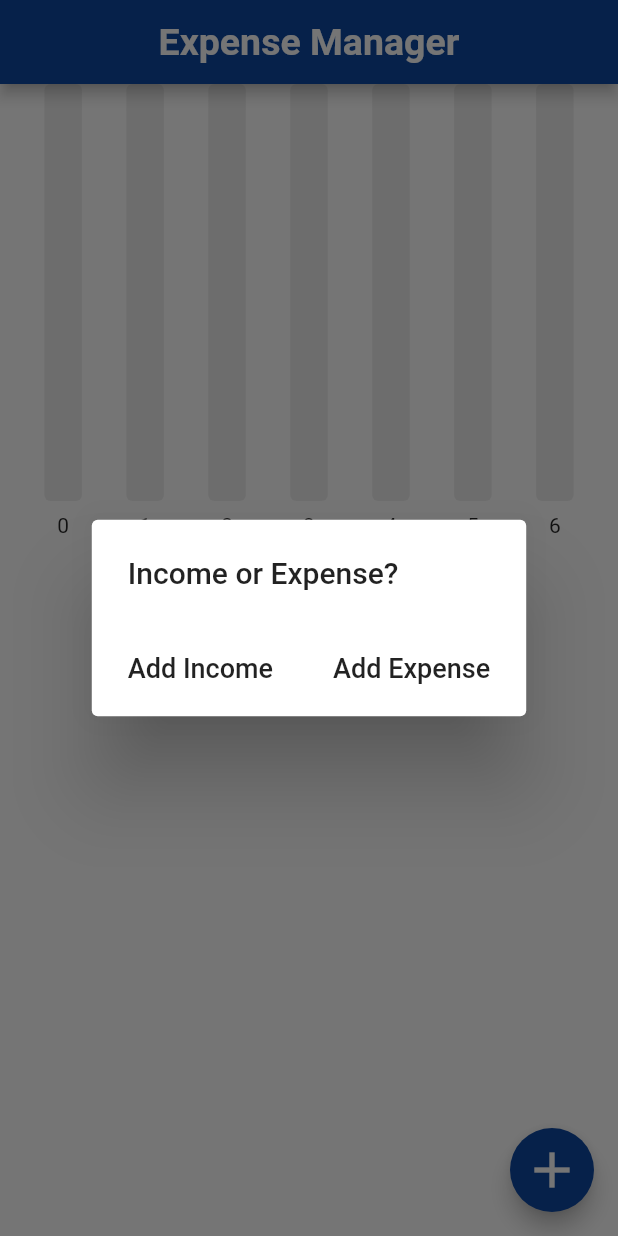
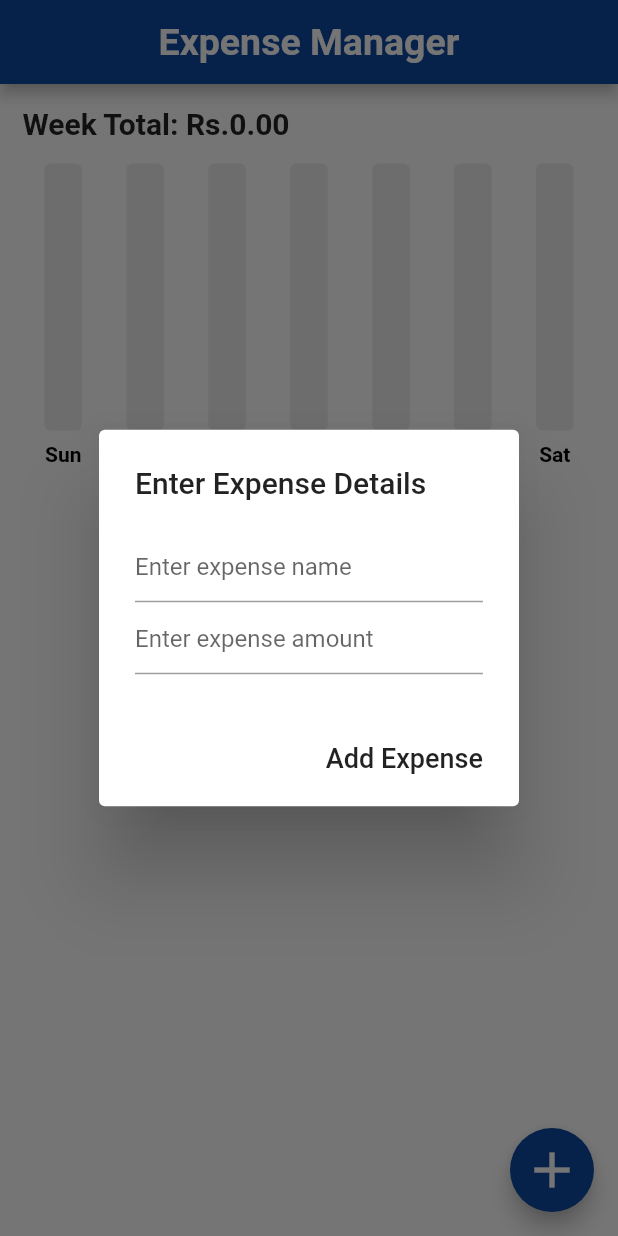
Before and after one commit to Advait0801/Expense-Manager-Flutter, a Flutter app: the screen it shows after launch, after a tap on the "add" icon, on a phone screen of 412 x 824 dp. Run offline on Flutter 3.47's test engine with Material 2 defaults, Android fonts, the phone set to English and light mode, and no system bars; drawn by our look-alikes of fl_chart; our stand-ins replace flutter_slidable, hive_flutter; accounts and stored records are empty.

Commit message:
Completed Expense Manager

```diff
--- a/lib/bar graph/bar_graph.dart
+++ b/lib/bar graph/bar_graph.dart
@@ -44,7 +44,7 @@ class MyBarGraph extends StatelessWidget {
         topTitles: AxisTitles(sideTitles: SideTitles(showTitles: false)),
         leftTitles: AxisTitles(sideTitles: SideTitles(showTitles: false)),
         rightTitles: AxisTitles(sideTitles: SideTitles(showTitles: false)),
-        bottomTitles: AxisTitles(sideTitles: SideTitles(showTitles: true)),
+        bottomTitles: AxisTitles(sideTitles: SideTitles(showTitles: true,getTitlesWidget: getBottomTitles)),
 
       ),
       borderData: FlBorderData(show: false),
@@ -54,7 +54,7 @@ class MyBarGraph extends StatelessWidget {
           barRods: [
             BarChartRodData(
               toY: data.y,
-              color: Colors.grey[800],
+              color: Colors.blue,
               width: 25,
               borderRadius: BorderRadius.circular(4),
               backDrawRodData: BackgroundBarChartRodData(
@@ -67,4 +67,41 @@ class MyBarGraph extends StatelessWidget {
       )).toList()
     ));
   }
+
+  Widget getBottomTitles(double value,TitleMeta meta){
+    const style = TextStyle(
+      color: Colors.black,
+      fontWeight: FontWeight.bold,
+      fontSize: 14
+    );
+
+    Widget text;
+    switch(value.toInt()){
+      case 0:
+        text = const Text('Sun',style: style);
+        break;
+      case 1:
+        text = const Text('Mon',style: style);
+        break;
+      case 2:
+        text = const Text('Tues',style: style);
+        break;
+      case 3:
+        text = const Text('Wed',style: style);
+        break;
+      case 4:
+        text = const Text('Thurs',style: style);
+        break;
+      case 5:
+        text = const Text('Fri',style: style);
+        break;
+      case 6:
+        text = const Text('Sat',style: style);
+        break;
+      default:
+        text = const Text('',style: style);
+        break;
+    }
+    return SideTitleWidget(child: text, axisSide: meta.axisSide);
+  }
 }
--- a/lib/data/expense_data.dart
+++ b/lib/data/expense_data.dart
@@ -1,22 +1,32 @@
+import 'package:expense_manager/data/hive_database.dart';
 import 'package:expense_manager/models/expense_item.dart';
 import 'package:expense_manager/date_converter.dart';
 import 'package:flutter/foundation.dart';
 
 class ExpenseData extends ChangeNotifier{
   List<ExpenseItem> expenseList = [];
+  final db = HiveDataBase();
 
   List<ExpenseItem> getExpenseList(){
     return expenseList;
   }
 
+  void prepareData(){
+    if(db.read().isNotEmpty){
+      expenseList = db.read();
+    }
+  }
+
   void addExpense(ExpenseItem newExpenseItem){
     expenseList.add(newExpenseItem);
     notifyListeners();
+    db.save(expenseList);
   }
 
   void removeExpense(ExpenseItem expenseItem){
     expenseList.remove(expenseItem);
     notifyListeners();
+    db.save(expenseList);
   }
 
   String getDayName(DateTime dateTimeObject){
--- /dev/null
+++ b/lib/data/hive_database.dart
@@ -0,0 +1,35 @@
+import 'dart:math';
+
+import 'package:hive_flutter/hive_flutter.dart';
+import 'package:expense_manager/models/expense_item.dart';
+
+class HiveDataBase{
+  final _myBox = Hive.box("expense_database");
+
+  void save(List<ExpenseItem> allExpenses){
+    List<List<dynamic>> allExpensesFormatted = [];
+
+    for(var expense in allExpenses){
+      List<dynamic> expensesFormatted = [
+        expense.name,
+        expense.amount,
+        expense.dateTime
+      ];
+      allExpensesFormatted.add(expensesFormatted);
+    }
+    _myBox.put("All_Expenses", allExpensesFormatted);
+  }
+
+  List<ExpenseItem> read(){
+    List savedExpenses = _myBox.get("All_Expenses") ?? [];
+    List<ExpenseItem> allExpenses = [];
+    for(int i=0;i<savedExpenses.length;i++){
+      String name = savedExpenses[i][0];
+      String amount = savedExpenses[i][1];
+      DateTime dateTime = savedExpenses[i][2];
+
+      allExpenses.add(ExpenseItem(name: name, amount: amount, dateTime: dateTime));
+    }
+    return allExpenses;
+  }
+}
--- a/lib/home_page.dart
+++ b/lib/home_page.dart
@@ -15,45 +15,13 @@ class _HomePageState extends State<HomePage> {
   final textNameController = TextEditingController();
   final textAmountController = TextEditingController();
 
-  void addExpense(){
-    showDialog(
-      context: context,
-      builder: (context) => AlertDialog(
-        title: Text(
-          'Income or Expense?',
-          style: TextStyle(
-            fontSize: 20.0,
-            fontWeight: FontWeight.w500
-          ),
-        ),
-        actions: [
-          MaterialButton(
-            onPressed: addIncome,
-            child: Text(
-              'Add Income',
-              style: TextStyle(
-                fontSize: 18.0
-              ),
-            ),
-
-          ),
-          MaterialButton(
-            onPressed: addExpenditure,
-            child: Text(
-              'Add Expense',
-              style: TextStyle(
-                  fontSize: 18.0
-              ),
-            ),
-          )
-        ],
-      ),
-
-    );
+  @override
+  void initState() {
+    super.initState();
+    Provider.of<ExpenseData>(context, listen: false).prepareData();
   }
 
   void addExpenditure(){
-    Navigator.pop(context);
     showDialog(
       context: context,
       builder: (context) => AlertDialog(
@@ -69,6 +37,7 @@ class _HomePageState extends State<HomePage> {
           children: [
             TextField(
               controller: textNameController,
+              keyboardType: TextInputType.text,
               decoration: InputDecoration(
                 hintText: 'Enter expense name',
               ),
@@ -76,6 +45,7 @@ class _HomePageState extends State<HomePage> {
             ),
             TextField(
               controller: textAmountController,
+              keyboardType: TextInputType.number,
               decoration: InputDecoration(
                 hintText: 'Enter expense amount',
               ),
@@ -90,65 +60,26 @@ class _HomePageState extends State<HomePage> {
                   fontSize: 18.0
               ),
             ),
-            onPressed: (){save(true);}
+            onPressed: (){save();}
           )
         ],
       )
     );
   }
 
-  void addIncome(){
-    Navigator.pop(context);
-    showDialog(
-        context: context,
-        builder: (context) => AlertDialog(
-          title: Text(
-            'Enter Income Details',
-            style: TextStyle(
-                fontSize: 20.0,
-                fontWeight: FontWeight.w500
-            ),
-          ),
-          content: Column(
-            mainAxisSize: MainAxisSize.min,
-            children: [
-              TextField(
-                controller: textNameController,
-                decoration: InputDecoration(
-                  hintText: 'Enter income name',
-                ),
-
-              ),
-              TextField(
-                controller: textAmountController,
-                decoration: InputDecoration(
-                  hintText: 'Enter income amount',
-                ),
-              )
-            ],
-          ),
-          actions: [
-            MaterialButton(
-                child: Text(
-                  'Add Income',
-                  style: TextStyle(
-                      fontSize: 18.0
-                  ),
-                ),
-                onPressed: (){save(false);}
-            )
-          ],
-        )
-    );
+  void delete(ExpenseItem expenseItem){
+    Provider.of<ExpenseData>(context, listen: false).removeExpense(expenseItem);
   }
 
-  void save(bool value){
-    ExpenseItem newItem = ExpenseItem(
-      name: textNameController.text,
-      amount: value ? '-${textAmountController.text}' : textAmountController.text,
-      dateTime: DateTime.now()
-    );
-    Provider.of<ExpenseData>(context, listen: false).addExpense(newItem);
+  void save(){
+    if(textAmountController.text.isNotEmpty && textNameController.text.isNotEmpty){
+      ExpenseItem newItem = ExpenseItem(
+          name: textNameController.text,
+          amount: textAmountController.text,
+          dateTime: DateTime.now()
+      );
+      Provider.of<ExpenseData>(context, listen: false).addExpense(newItem);
+    }
     Navigator.pop(context);
     textNameController.clear();
     textAmountController.clear();
@@ -175,13 +106,14 @@ class _HomePageState extends State<HomePage> {
           color: Colors.white,
         ),
         backgroundColor: Colors.blue[900],
-        onPressed: addExpense,
+        onPressed: addExpenditure,
       ),
       body: Consumer<ExpenseData>(
         builder: (context , expenseData , child) {
           return ListView(
             children: [
               ExpenseSummary(startOfWeek: expenseData.getStartWeekDate()),
+              SizedBox(height: 10),
               ListView.builder(
                 shrinkWrap: true,
                 physics: const NeverScrollableScrollPhysics(),
@@ -191,6 +123,7 @@ class _HomePageState extends State<HomePage> {
                     name: expenseData.getExpenseList()[index].name,
                     amount: expenseData.getExpenseList()[index].amount,
                     dateTime: expenseData.getExpenseList()[index].dateTime,
+                    deleteTapped: (p0) => delete(expenseData.getExpenseList()[index]),
                   );
                 },
               )
--- a/lib/main.dart
+++ b/lib/main.dart
@@ -2,8 +2,13 @@ import 'package:expense_manager/data/expense_data.dart';
 import 'package:flutter/material.dart';
 import 'package:expense_manager/home_page.dart';
 import 'package:provider/provider.dart';
+import 'package:hive_flutter/hive_flutter.dart';
 
-void main() => runApp(const ExpenseManager());
+void main() async {
+  await Hive.initFlutter();
+  await Hive.openBox("expense_database");
+  runApp(const ExpenseManager());
+}
 
 class ExpenseManager extends StatelessWidget {
   const ExpenseManager({super.key});
--- a/lib/widgets.dart
+++ b/lib/widgets.dart
@@ -1,6 +1,7 @@
 import 'package:expense_manager/bar%20graph/bar_graph.dart';
 import 'package:expense_manager/data/expense_data.dart';
 import 'package:flutter/material.dart';
+import 'package:flutter_slidable/flutter_slidable.dart';
 import 'package:provider/provider.dart';
 import 'package:expense_manager/date_converter.dart';
 
@@ -8,12 +9,25 @@ class ExpenseTile extends StatelessWidget {
   final String name;
   final String amount;
   final DateTime dateTime;
+  void Function(BuildContext)? deleteTapped;
 
-  ExpenseTile({required this.name, required this.amount, required this.dateTime});
+  ExpenseTile({required this.name, required this.amount, required this.dateTime, required this.deleteTapped});
 
   @override
   Widget build(BuildContext context) {
-    return ListTile(
+    return Slidable(
+      endActionPane: ActionPane(
+        motion: const StretchMotion(),
+        children: [
+          SlidableAction(
+            onPressed: deleteTapped,
+            icon: Icons.delete,
+            backgroundColor: Colors.red,
+            borderRadius: BorderRadius.circular(4),
+          )
+        ],
+      ),
+      child: ListTile(
         title: Text(
           name,
           style: TextStyle(
@@ -28,19 +42,14 @@ class ExpenseTile extends StatelessWidget {
                 fontSize: 16.0
             )
         ),
-      trailing: amount[0]=='-' ? Text(
-        '- Rs.${amount.substring(1,amount.length)}',
+        trailing: Text(
+          'Rs.$amount',
           style: TextStyle(
               color: Colors.red,
               fontSize: 20.0
-        )
-      ) : Text(
-        '+ Rs.$amount',
-        style: TextStyle(
-          color: Colors.green,
-          fontSize: 20.0
           ),
         )
+      ),
     );
   }
 }
@@ -49,6 +58,57 @@ class ExpenseSummary extends StatelessWidget {
   final DateTime startOfWeek;
 
   ExpenseSummary({required this.startOfWeek});
+
+  double calculateMax(
+      ExpenseData value,
+      String sunday,
+      String monday,
+      String tuesday,
+      String wednesday,
+      String thursday,
+      String friday,
+      String saturday
+  ){
+    double? max = 100;
+    List<double> values = [
+      value.getDayExpenseSummary()[sunday] ?? 0,
+      value.getDayExpenseSummary()[monday] ?? 0,
+      value.getDayExpenseSummary()[tuesday] ?? 0,
+      value.getDayExpenseSummary()[wednesday] ?? 0,
+      value.getDayExpenseSummary()[thursday] ?? 0,
+      value.getDayExpenseSummary()[friday] ?? 0,
+      value.getDayExpenseSummary()[saturday] ?? 0
+    ];
+    values.sort();
+    max = values.last * 1.1;
+    return max == 0 ? 100 : max;
+  }
+
+  String calculateTotal(
+      ExpenseData value,
+      String sunday,
+      String monday,
+      String tuesday,
+      String wednesday,
+      String thursday,
+      String friday,
+      String saturday
+  ){
+    List<double> values = [
+      value.getDayExpenseSummary()[sunday] ?? 0,
+      value.getDayExpenseSummary()[monday] ?? 0,
+      value.getDayExpenseSummary()[tuesday] ?? 0,
+      value.getDayExpenseSummary()[wednesday] ?? 0,
+      value.getDayExpenseSummary()[thursday] ?? 0,
+      value.getDayExpenseSummary()[friday] ?? 0,
+      value.getDayExpenseSummary()[saturday] ?? 0
+    ];
+    double total = 0;
+    for(int i=0;i<values.length;i++){
+      total = total + values[i];
+    }
+    return total.toStringAsFixed(2);
+  }
 
   @override
   Widget build(BuildContext context) {
@@ -61,10 +121,27 @@ class ExpenseSummary extends StatelessWidget {
     String saturday = getDate(startOfWeek.add(const Duration(days: 6)));
 
     return Consumer<ExpenseData>(
-      builder: (context, value, child) => SizedBox(
-        height: 300,
+      builder: (context, value, child) => Column(
+        children: [
+          Padding(
+            padding: const EdgeInsets.all(15.0),
+            child: Row(
+              children: [
+                Text(
+                  'Week Total: ',
+                  style: TextStyle(fontWeight: FontWeight.bold,fontSize: 20.0),
+                ),
+                Text(
+                  'Rs.' + calculateTotal(value, sunday, monday, tuesday, wednesday, thursday, friday, saturday),
+                  style: TextStyle(fontSize: 20.0,fontWeight: FontWeight.bold),
+                )
+              ],
+            ),
+          ),
+          SizedBox(
+            height: 200,
             child: MyBarGraph(
-          maxY: 200,
+              maxY: calculateMax(value, sunday, monday, tuesday, wednesday, thursday, friday, saturday),
               sunAmount: value.getDayExpenseSummary()[sunday] ?? 0,
               monAmount: value.getDayExpenseSummary()[monday] ?? 0,
               tuesAmount: value.getDayExpenseSummary()[tuesday] ?? 0,
@@ -73,6 +150,8 @@ class ExpenseSummary extends StatelessWidget {
               friAmount: value.getDayExpenseSummary()[friday] ?? 0,
               satAmount: value.getDayExpenseSummary()[saturday] ?? 0,
             ),
+          ),
+        ],
       )
     );
   }
--- a/pubspec.yaml
+++ b/pubspec.yaml
@@ -37,6 +37,9 @@ dependencies:
   cupertino_icons: ^1.0.2
   provider: ^6.0.5
   fl_chart: ^0.62.0
+  hive: ^2.2.3
+  hive_flutter: ^1.1.0
+  flutter_slidable: ^3.0.0
 
 dev_dependencies:
   flutter_test:
```
Also changed, not shown: pubspec.lock, 1 other file. Lines whose indentation alone changed are shown as unchanged.
